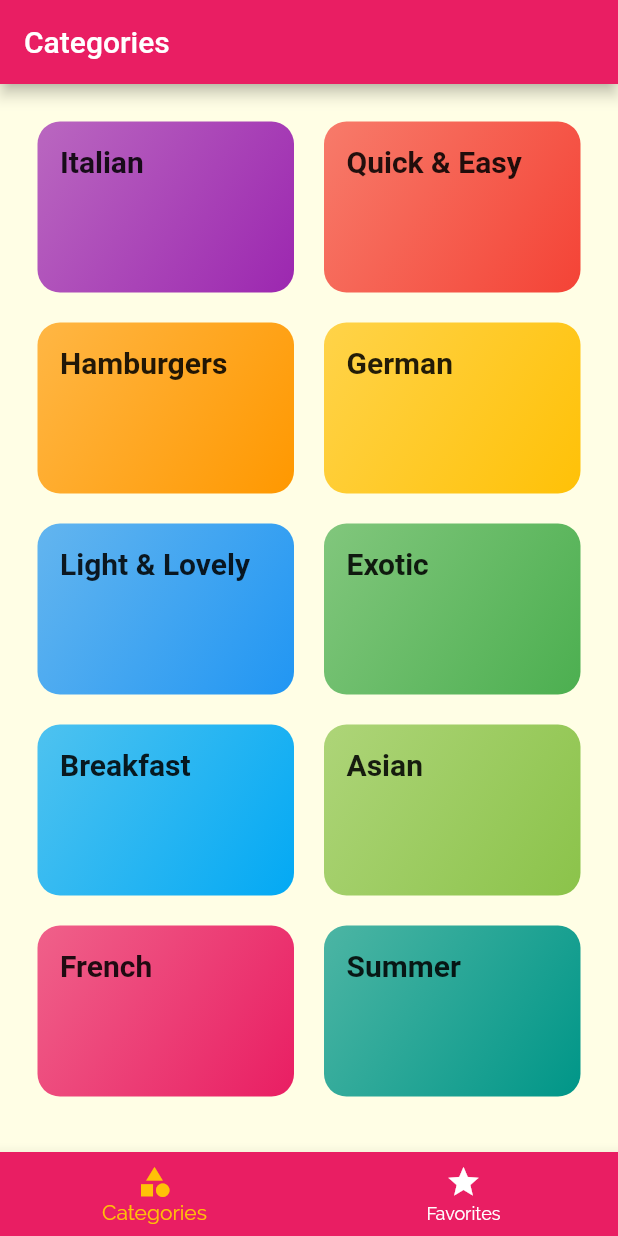
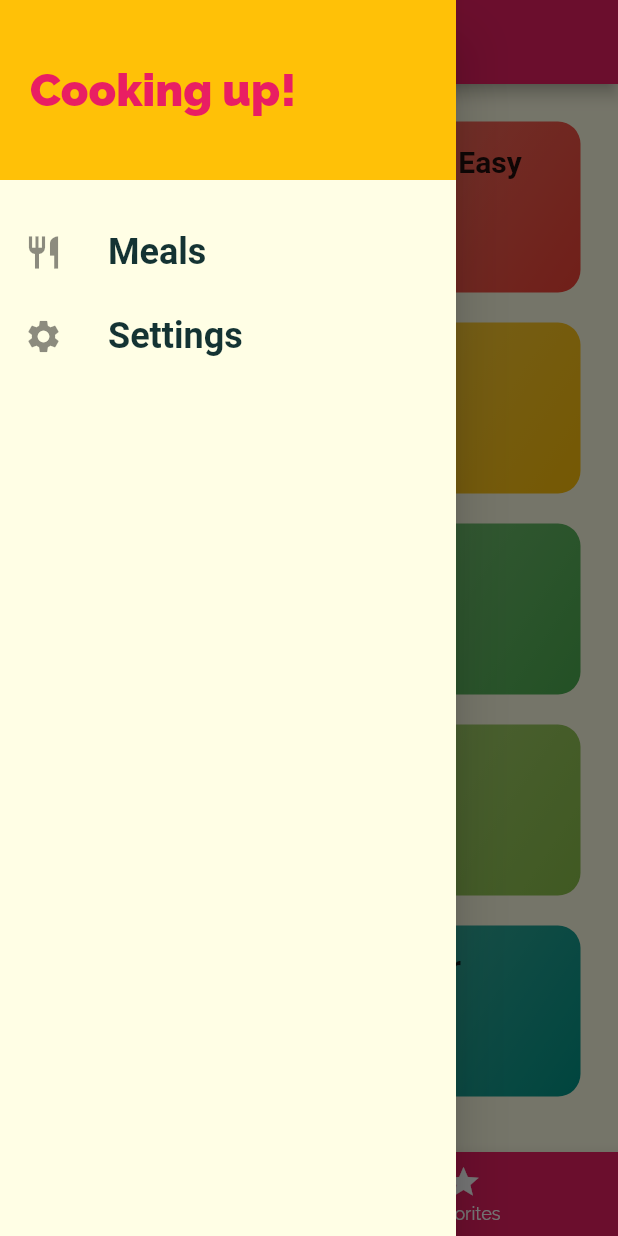
Before and after one commit to RCK-DEV/meals_app, a Flutter app: the screen it shows after launch, with the side drawer open (before the commit the screen has no drawer), on a phone screen of 412 x 824 dp. Run offline on Flutter 3.47's test engine with Material 2 defaults, Android fonts, the phone set to English and light mode, and no system bars; Roboto replaces fonts that are missing (RobotoCondensed).

Commit message:
Added cool drawer menu

```diff
--- a/lib/main.dart
+++ b/lib/main.dart
@@ -1,5 +1,6 @@
 import 'package:flutter/material.dart';
 import 'package:meals_app/screens/categories_meals_screen.dart';
+import 'package:meals_app/screens/filters_screen.dart';
 import 'package:meals_app/screens/meal_detail_screen.dart';
 import 'package:meals_app/screens/tabs_screen.dart';
 
@@ -30,14 +31,15 @@ class MyApp extends StatelessWidget {
               )),
           colorScheme:
               ColorScheme.fromSwatch(primarySwatch: Colors.pink).copyWith(secondary: Colors.amber)),
-      home: TabsScreen(),
       routes: {
+        TabsScreen.routeName: (context) => TabsScreen(),
         CategoriesMealsScreen.routeName: (context) => CategoriesMealsScreen(),
-        MealDetailScreen.routeName: (context) => MealDetailScreen()
+        MealDetailScreen.routeName: (context) => MealDetailScreen(),
+        FiltersScreen.routeName: (context) => FiltersScreen(),
       },
       onUnknownRoute: (settings) {
         return MaterialPageRoute(builder: (context) {
-          return CategoriesMealsScreen();
+          return TabsScreen();
         });
       },
     );
--- /dev/null
+++ b/lib/screens/filters_screen.dart
@@ -0,0 +1,22 @@
+import 'package:flutter/material.dart';
+import 'package:meals_app/widgets/main_drawer.dart';
+
+class FiltersScreen extends StatefulWidget {
+  static const routeName = '/filters';
+
+  @override
+  State<FiltersScreen> createState() => _FiltersScreenState();
+}
+
+class _FiltersScreenState extends State<FiltersScreen> {
+  @override
+  Widget build(BuildContext context) {
+    return Scaffold(
+      appBar: AppBar(title: Text('Your filters')),
+      drawer: MainDrawer(),
+      body: Container(
+        child: Text('Filter screen!'),
+      ),
+    );
+  }
+}
--- a/lib/screens/meal_detail_screen.dart
+++ b/lib/screens/meal_detail_screen.dart
@@ -87,6 +87,12 @@ class MealDetailScreen extends StatelessWidget {
     );
   }
 
+  // Note: If the app theme changes you should convert this builder
+  // method into a seperate widget in order to prevent unnecessary
+  // rebuilds of the MealDetailScreen widget since the Theme.of
+  // is used in here which triggers the build method whenever the
+  // Theme gets changed. Since currently the theme doesn't change
+  // it doesn't matter and using a builder method is fine.
   Container buildTitleWidget(BuildContext context, String title) {
     return Container(
         margin: EdgeInsets.symmetric(vertical: 10),
--- a/lib/screens/tabs_screen.dart
+++ b/lib/screens/tabs_screen.dart
@@ -1,8 +1,11 @@
 import 'package:flutter/material.dart';
 import 'package:meals_app/screens/categories_screen.dart';
 import 'package:meals_app/screens/favorites_screen.dart';
+import 'package:meals_app/widgets/main_drawer.dart';
 
 class TabsScreen extends StatefulWidget {
+  static const routeName = '/';
+
   @override
   State<TabsScreen> createState() => _TabsScreenState();
 }
@@ -22,6 +25,7 @@ class _TabsScreenState extends State<TabsScreen> {
       appBar: AppBar(
         title: Text(_pages[_selectedPageIndex]['title']),
       ),
+      drawer: MainDrawer(),
       body: _pages[_selectedPageIndex]['page'],
       bottomNavigationBar: BottomNavigationBar(
           selectedItemColor: Theme.of(context).colorScheme.secondary,
--- /dev/null
+++ b/lib/widgets/main_drawer.dart
@@ -0,0 +1,61 @@
+import 'package:flutter/material.dart';
+import 'package:meals_app/screens/filters_screen.dart';
+import 'package:meals_app/screens/tabs_screen.dart';
+
+class MainDrawer extends StatelessWidget {
+  @override
+  Widget build(BuildContext context) {
+    return Container(
+        child: Drawer(
+            child: Column(
+      children: [
+        Container(
+          height: 120,
+          width: double.infinity,
+          padding: EdgeInsets.all(20),
+          alignment: Alignment.centerLeft,
+          color: Theme.of(context).colorScheme.secondary,
+          child: Text(
+            'Cooking up!',
+            style: TextStyle(
+              fontWeight: FontWeight.w900,
+              fontSize: 30,
+              color: Theme.of(context).colorScheme.primary,
+            ),
+          ),
+        ),
+        SizedBox(height: 20),
+        buildListTile(
+          'Meals',
+          Icons.restaurant,
+          () => Navigator.of(context).pushReplacementNamed(TabsScreen.routeName),
+          // Another scenario where you would like to use pushReplacementNamed
+          // instead of pushNamed is when logging in.
+        ),
+        buildListTile(
+          'Settings',
+          Icons.settings,
+          () => Navigator.of(context).pushReplacementNamed(FiltersScreen.routeName),
+        ),
+      ],
+    )));
+  }
+
+  Widget buildListTile(String title, IconData icon, Function tapHandler) {
+    return ListTile(
+      leading: Icon(
+        icon,
+        size: 26,
+      ),
+      title: Text(
+        title,
+        style: TextStyle(
+          fontFamily: 'RobotoCondensed',
+          fontSize: 24,
+          fontWeight: FontWeight.bold,
+        ),
+      ),
+      onTap: tapHandler,
+    );
+  }
+}
```
